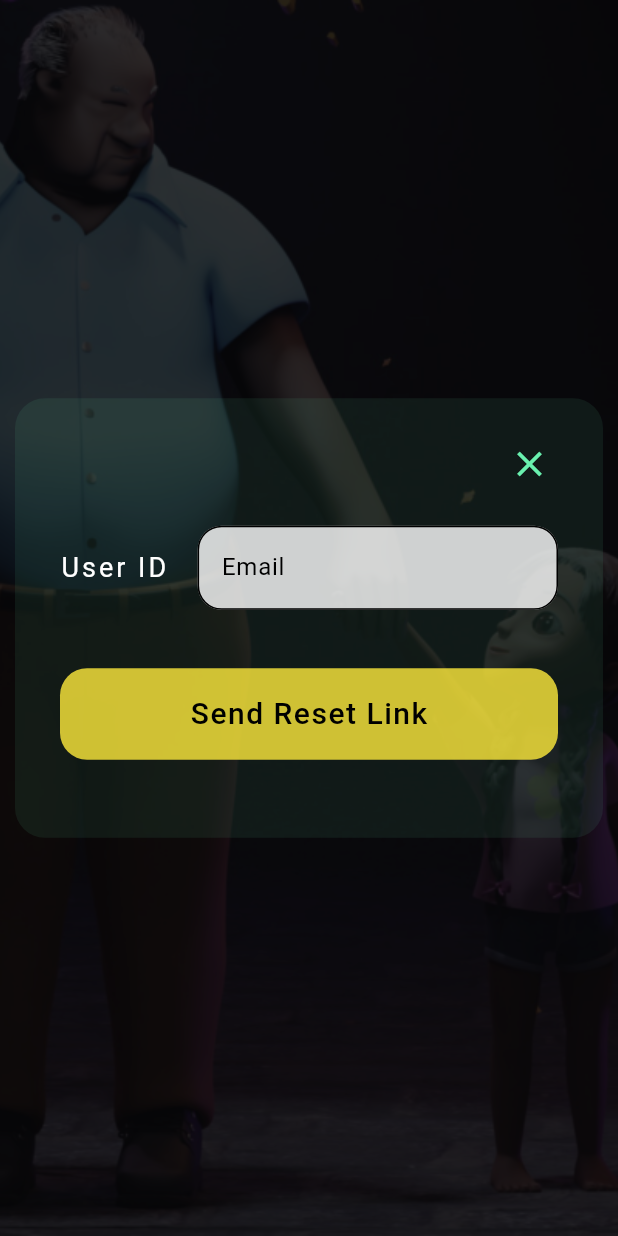
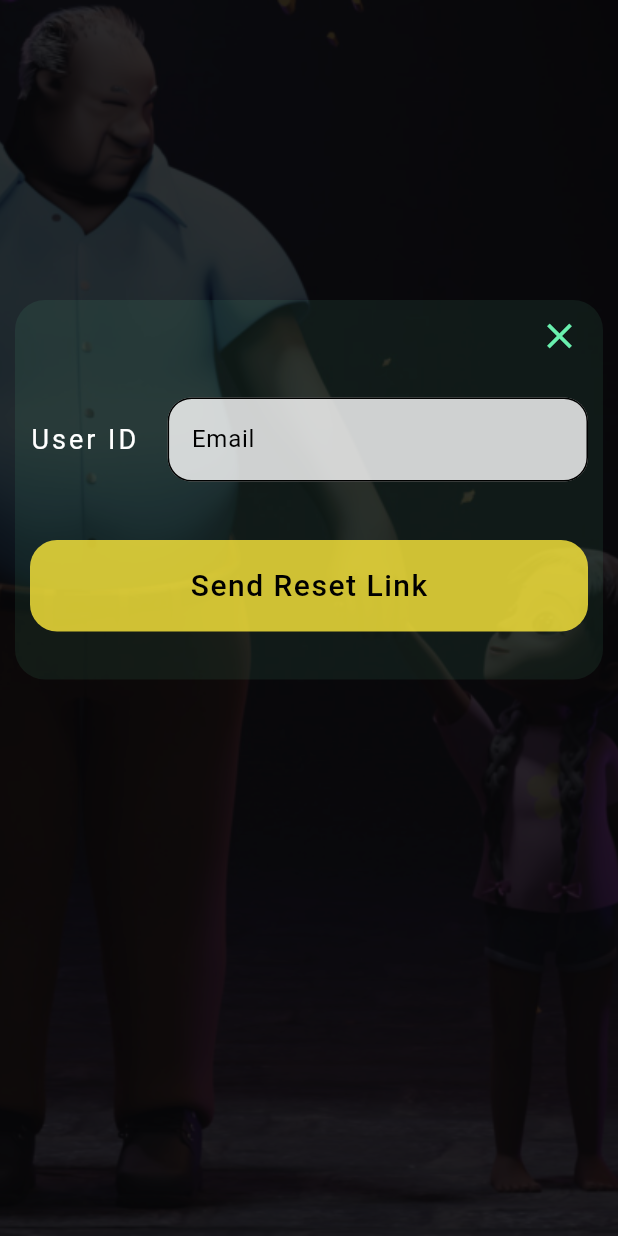
Before and after one commit to Bbn047/Flutter-app, a Flutter app: the ForgotPage screen opened by its route, on a phone screen of 412 x 824 dp. Run offline on Flutter 3.47's test engine with Material 3 defaults, Android fonts, the light colour scheme and no system bars; our stand-ins replace google_fonts.

Commit message:
updated front

```diff
--- a/lib/forgot_page.dart
+++ b/lib/forgot_page.dart
@@ -28,14 +28,22 @@ class ForgotPage extends StatelessWidget {
               children: [
 
                 //main content
-                Center(
-                  child: Container(
-                    padding: EdgeInsets.all(30),
-                    margin: EdgeInsets.symmetric(horizontal: 10),
-                    decoration: BoxDecoration(
-                      color: Colors.greenAccent.withOpacity(0.08),
-                      borderRadius: BorderRadius.circular(20),
-                    ),
+               SingleChildScrollView(
+                  padding: EdgeInsets.only(
+                    bottom: MediaQuery.of(context).viewInsets.bottom,
+                  ),
+                  child: Center(
+                    child: Container(
+                      padding: EdgeInsets.all(10),
+                      margin: EdgeInsets.symmetric(
+                        horizontal: 10,
+                        vertical: 200,
+                      ),
+                      decoration: BoxDecoration(
+                        color: Colors.greenAccent.withOpacity(0.08),
+                        borderRadius: BorderRadius.circular(20),
+                      ),
+
 
 
                     //ser input
@@ -138,6 +146,8 @@ class ForgotPage extends StatelessWidget {
                     ),
                   ),
                 ),
+                ),
+
               ],
             ),
           ),
```
Also changed, not shown: lib/create_page.dart (+16 -7 lines), lib/login_page.dart (+17 -8 lines), 26 other files.
